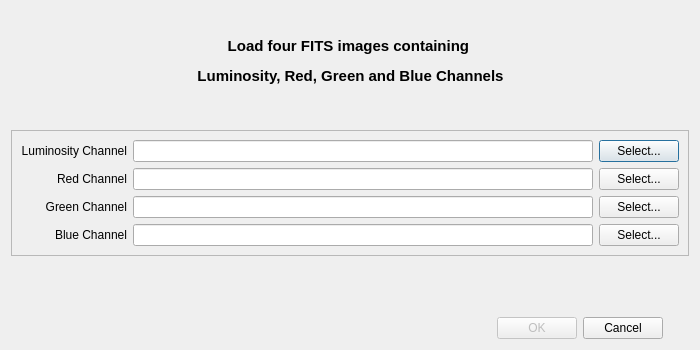
This is src/UI/FitsImporter.ui in LuminanceHDR/LuminanceHDR as Qt 5 draws it before an edit. The edited form follows.
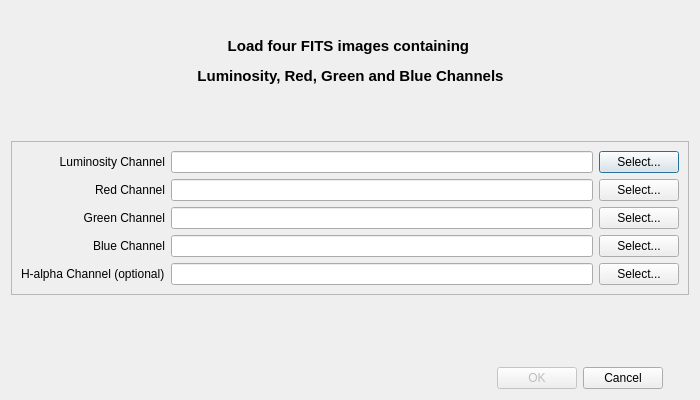
This is the edited form. Icons and pictures are not drawn.

Commit message: [FITS]: Add support for an optional H-alpha channel

What changed in the file:
```diff
--- a/src/UI/FitsImporter.ui
+++ b/src/UI/FitsImporter.ui
@@ -7,7 +7,7 @@
     <x>0</x>
     <y>0</y>
     <width>700</width>
-    <height>350</height>
+    <height>400</height>
    </rect>
   </property>
   <property name="sizePolicy">
@@ -19,13 +19,13 @@
   <property name="minimumSize">
    <size>
     <width>700</width>
-    <height>350</height>
+    <height>400</height>
    </size>
   </property>
   <property name="maximumSize">
    <size>
     <width>700</width>
-    <height>350</height>
+    <height>400</height>
    </size>
   </property>
   <property name="windowTitle">
@@ -159,10 +159,10 @@
      <property name="frameShadow">
       <enum>QFrame::Raised</enum>
      </property>
-     <layout class="QGridLayout" name="gridLayout_2">
+     <layout class="QGridLayout" name="gridLayout">
       <item row="0" column="0">
-       <layout class="QGridLayout" name="gridLayout">
-        <item row="0" column="0">
+       <layout class="QHBoxLayout" name="horizontalLayout_8">
+        <item>
          <layout class="QVBoxLayout" name="verticalLayout">
           <item>
            <widget class="QLabel" name="label_5">
@@ -192,9 +192,16 @@
             </property>
            </widget>
           </item>
+          <item>
+           <widget class="QLabel" name="label_8">
+            <property name="text">
+             <string>H-alpha Channel (optional)</string>
+            </property>
+           </widget>
+          </item>
          </layout>
         </item>
-        <item row="0" column="1">
+        <item>
          <layout class="QVBoxLayout" name="verticalLayout_2">
           <item>
            <layout class="QHBoxLayout" name="horizontalLayout_5">
@@ -268,6 +275,24 @@
             </item>
            </layout>
           </item>
+          <item>
+           <layout class="QHBoxLayout" name="horizontalLayout_7">
+            <item>
+             <widget class="QLineEdit" name="lineEditH"/>
+            </item>
+            <item>
+             <widget class="QPushButton" name="pushButtonH">
+              <property name="text">
+               <string>Select...</string>
+              </property>
+              <property name="icon">
+               <iconset resource="../../icons.qrc">
+                <normaloff>:/new/prefix1/images/fileopen.png</normaloff>:/new/prefix1/images/fileopen.png</iconset>
+              </property>
+             </widget>
+            </item>
+           </layout>
+          </item>
          </layout>
         </item>
        </layout>
```
The commit also changes 6 other files.
